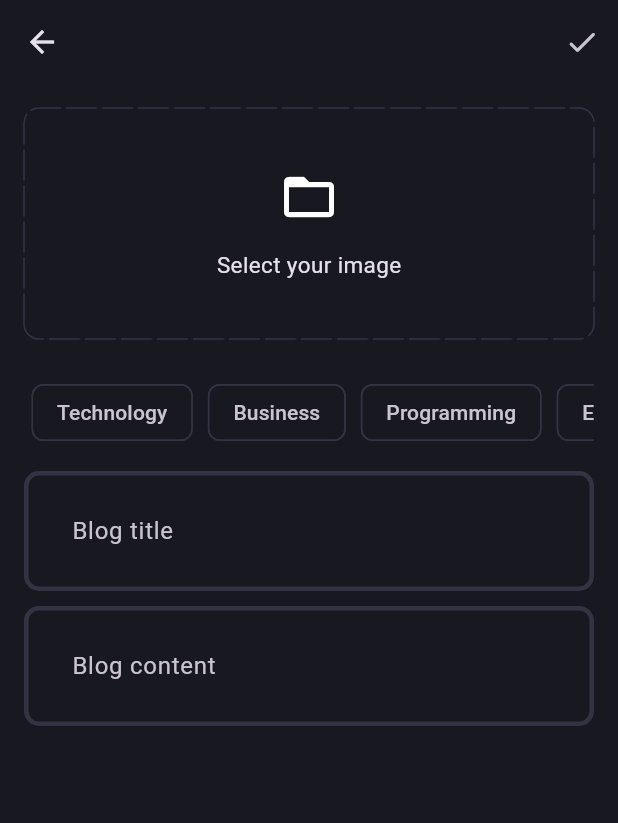
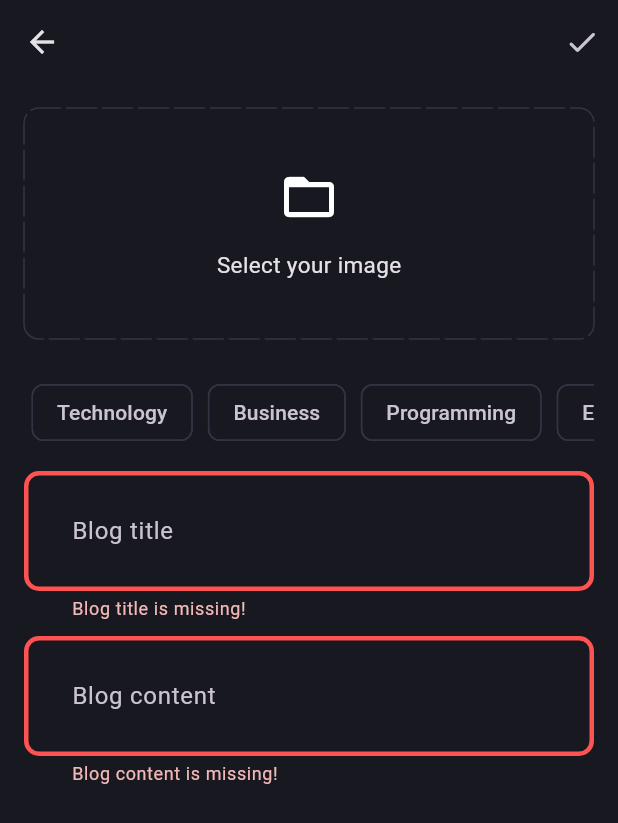
Before and after one commit to OukSreySor/BlogApp, a Flutter app: the AddNewBlogPage screen opened directly, after a tap on the "done" icon, on a phone screen of 412 x 824 dp. Shown: the top 823 px of the screen. Run offline on Flutter 3.47's test engine with Material 3 defaults, Android fonts, the phone set to English and light mode, and no system bars; drawn by our look-alikes of dotted_border; our stand-ins replace flutter_bloc, fpdart, get_it, image_picker, supabase_flutter; accounts and stored records are empty.

Commit message:
Add new blog feature

```diff
--- a/lib/core/theme/theme.dart
+++ b/lib/core/theme/theme.dart
@@ -22,8 +22,10 @@ class AppTheme{
     ),
     inputDecorationTheme: InputDecorationTheme(
       contentPadding: const EdgeInsets.all(28),
+      border: _border(),
       enabledBorder: _border(),
       focusedBorder: _border(AppPallete.gradient2),
+      errorBorder: _border(AppPallete.errorColor),
     )
   );
 
--- /dev/null
+++ b/lib/features/blog/data/datasources/blog_remote_data_source.dart
@@ -0,0 +1,43 @@
+import 'dart:io';
+
+import 'package:blog_app/core/error/exceptions.dart';
+import 'package:blog_app/features/blog/data/models/blog_model.dart';
+import 'package:supabase_flutter/supabase_flutter.dart';
+
+abstract interface class BlogRemoteDataSource {
+  Future<BlogModel> uploadBlog(BlogModel blog);
+  Future<String> uploadBlogImage({
+    required File image,
+    required BlogModel blog,
+  });
+}
+class BlogRemoteDataSourceImpl implements BlogRemoteDataSource {
+  final SupabaseClient supabaseClient;
+  BlogRemoteDataSourceImpl(this.supabaseClient);
+
+  @override
+  Future<BlogModel> uploadBlog(BlogModel blog) async {
+    try {
+      final blogData = await supabaseClient.from('blogs').insert(blog.toJson()).select();
+
+      return BlogModel.fromJson(blogData.first);
+    } catch (e) {
+      throw ServerException(e.toString());
+    }
+  }
+
+  @override
+  Future<String> uploadBlogImage({
+    required File image,
+    required BlogModel blog
+    }) async {
+      try {
+        await supabaseClient.storage.from('blog_images').upload(blog.id, image);
+
+        return supabaseClient.storage.from('blog_images').getPublicUrl(blog.id);
+      } catch (e) {
+        throw ServerException(e.toString());
+      }
+  }
+
+}
--- /dev/null
+++ b/lib/features/blog/domain/entities/blog.dart
@@ -0,0 +1,23 @@
+
+class Blog {
+  final String id;
+  final String posterId;
+  final String title;
+  final String content;
+  final String imageUrl;
+  final List<String> topics;
+  final DateTime updatedAt;
+
+  Blog({
+    required this.id,
+    required this.posterId,
+    required this.title,
+    required this.content,
+    required this.imageUrl,
+    required this.topics,
+    required this.updatedAt,
+  });
+
+
+
+}
--- /dev/null
+++ b/lib/features/blog/domain/repositories/blog_repository.dart
@@ -0,0 +1,15 @@
+import 'dart:io';
+
+import 'package:blog_app/core/error/failures.dart';
+import 'package:blog_app/features/blog/domain/entities/blog.dart';
+import 'package:fpdart/fpdart.dart';
+
+abstract interface class BlogRepository {
+  Future<Either<Failure, Blog>> uploadBlog({
+    required File image,
+    required String title,
+    required String content,
+    required String posterId,
+    required List<String> topics,
+  });
+}
--- /dev/null
+++ b/lib/features/blog/domain/usecases/upload_blog.dart
@@ -0,0 +1,38 @@
+import 'dart:io';
+
+import 'package:blog_app/core/error/failures.dart';
+import 'package:blog_app/core/usecase/usecase.dart';
+import 'package:blog_app/features/blog/domain/entities/blog.dart';
+import 'package:blog_app/features/blog/domain/repositories/blog_repository.dart';
+import 'package:fpdart/src/either.dart';
+
+class UploadBlog implements UseCase<Blog, UploadBlogParams> {
+  final BlogRepository blogRepository;
+  UploadBlog(this.blogRepository);
+  @override
+  Future<Either<Failure, Blog>> call(UploadBlogParams params) async {
+    return await blogRepository.uploadBlog(
+      image: params.image,
+      title: params.title,
+      content: params.content,
+      posterId: params.posterId,
+      topics: params.topics,
+    );
+  }
+}
+
+class UploadBlogParams {
+  final String posterId;
+  final String title;
+  final String content;
+  final File image;
+  final List<String> topics;
+
+  UploadBlogParams({
+    required this.posterId,
+    required this.title,
+    required this.content,
+    required this.image,
+    required this.topics,
+  });
+}
--- /dev/null
+++ b/lib/features/blog/presentation/bloc/blog_bloc.dart
@@ -0,0 +1,33 @@
+import 'dart:io';
+
+import 'package:blog_app/features/blog/domain/usecases/upload_blog.dart';
+import 'package:flutter/foundation.dart';
+import 'package:flutter_bloc/flutter_bloc.dart';
+part 'blog_event.dart';
+part 'blog_state.dart';
+
+class BlogBloc extends Bloc<BlogEvent, BlogState> {
+  final UploadBlog uploadBlog;
+  BlogBloc(this.uploadBlog) : super(BlogInitial()) {
+    on<BlogEvent>((event, emit) => emit(BlogLoading()));
+    on<BlogUpload>(_onBlogUpload);
+  }
+  void _onBlogUpload(
+    BlogUpload event,
+    Emitter<BlogState> emit,
+  ) async {
+    final res = await uploadBlog(UploadBlogParams(
+      posterId: event.posterId,
+      title: event.title,
+      content: event.content,
+      image: event.image,
+      topics: event.topics,
+    ));
+    res.fold(
+      (l) => emit(BlogFailure(l.message)),
+      (r) => emit(
+        BlogSuccess(),
+      ),
+    );
+  }
+}
--- /dev/null
+++ b/lib/features/blog/presentation/bloc/blog_event.dart
@@ -0,0 +1,20 @@
+part of 'blog_bloc.dart';
+
+@immutable
+sealed class BlogEvent {}
+
+final class BlogUpload extends BlogEvent {
+  final String posterId;
+  final String title;
+  final String content;
+  final File image;
+  final List<String> topics;
+
+  BlogUpload({
+    required this.posterId,
+    required this.title,
+    required this.content,
+    required this.image,
+    required this.topics,
+  });
+}
--- /dev/null
+++ b/lib/features/blog/presentation/bloc/blog_state.dart
@@ -0,0 +1,15 @@
+part of 'blog_bloc.dart';
+
+@immutable
+sealed class BlogState {}
+
+final class BlogInitial extends BlogState {}
+
+final class BlogLoading extends BlogState{}
+
+final class BlogFailure extends BlogState{
+  final String error;
+  BlogFailure(this.error);
+}
+
+final class BlogSuccess extends BlogState{}
--- a/lib/features/blog/presentation/pages/add_new_blog_page.dart
+++ b/lib/features/blog/presentation/pages/add_new_blog_page.dart
@@ -1,10 +1,16 @@
 import 'dart:io';
 
+import 'package:blog_app/core/common/cubits/app_user/app_user_cubit.dart';
+import 'package:blog_app/core/common/widgets/loader.dart';
 import 'package:blog_app/core/theme/app_pallete.dart';
 import 'package:blog_app/core/utils/pick_image.dart';
+import 'package:blog_app/core/utils/show_snackbar.dart';
+import 'package:blog_app/features/blog/presentation/bloc/blog_bloc.dart';
+import 'package:blog_app/features/blog/presentation/pages/blog_page.dart';
 import 'package:blog_app/features/blog/presentation/widgets/blog_editor.dart';
 import 'package:dotted_border/dotted_border.dart';
 import 'package:flutter/material.dart';
+import 'package:flutter_bloc/flutter_bloc.dart';
 
 class AddNewBlogPage extends StatefulWidget {
   const AddNewBlogPage({super.key});
@@ -19,6 +25,7 @@ class AddNewBlogPage extends StatefulWidget {
 class _AddNewBlogPageState extends State<AddNewBlogPage> {
   final titleController = TextEditingController();
   final contentController = TextEditingController();
+  final formKey = GlobalKey<FormState>();
   List<String> selectedTopics = [];
   File? image;
 
@@ -30,36 +37,68 @@ class _AddNewBlogPageState extends State<AddNewBlogPage> {
       });
     }
   }
+
+  void uploadBlog() {
+    if (formKey.currentState!.validate() &&
+        selectedTopics.isNotEmpty &&
+        image != null) {
+      final posterId =
+          (context.read<AppUserCubit>().state as AppUserLoggedIn).user.id;
+      context.read<BlogBloc>().add(
+            BlogUpload(
+                posterId: posterId,
+                title: titleController.text.trim(),
+                content: contentController.text.trim(),
+                image: image!,
+                topics: selectedTopics),
+          );
+    }
+  }
+
   @override
   Widget build(BuildContext context) {
     return Scaffold(
         appBar: AppBar(
           actions: [
             IconButton(
-              onPressed: () {},
+              onPressed: () {
+                uploadBlog();
+              },
               icon: const Icon(Icons.done_rounded),
             )
           ],
         ),
-        body: SingleChildScrollView(
+        body: BlocConsumer<BlogBloc, BlogState>(
+          listener: (context, state) {
+            if (state is BlogFailure) {
+              showSnackBar(context, state.error);
+            } else if (state is BlogSuccess) {
+              Navigator.pushAndRemoveUntil(
+                  context, BlogPage.route(), (route) => false);
+            }
+          },
+          builder: (context, state) {
+            if (state is BlogLoading) {
+              return const Loader();
+            }
+            return SingleChildScrollView(
               child: Padding(
                 padding: const EdgeInsets.all(16),
-            child: Column(
-              children: [
-                image != null ?
-                GestureDetector(
+                child: Form(
+                  key: formKey,
+                  child: Column(children: [
+                    image != null
+                        ? GestureDetector(
                             onTap: selectImage,
                             child: SizedBox(
                               child: ClipRRect(
                                   borderRadius: BorderRadius.circular(10),
-                      child: Image.file(image!, fit: BoxFit.cover)
-                    ),
+                                  child: Image.file(image!, fit: BoxFit.cover)),
                               width: double.infinity,
                               height: 150,
                             ),
                           )
-                :
-                GestureDetector(
+                        : GestureDetector(
                             onTap: () {
                               selectImage();
                             },
@@ -90,8 +129,7 @@ class _AddNewBlogPageState extends State<AddNewBlogPage> {
                                       )
                                     ],
                                   ),
-                    )
-                  ),
+                                )),
                           ),
                     const SizedBox(height: 20),
                     SingleChildScrollView(
@@ -102,7 +140,8 @@ class _AddNewBlogPageState extends State<AddNewBlogPage> {
                           'Business',
                           'Programming',
                           'Entertainment',
-                    ].map(
+                        ]
+                            .map(
                               (e) => Padding(
                                 padding: const EdgeInsets.all(5.0),
                                 child: GestureDetector(
@@ -113,9 +152,7 @@ class _AddNewBlogPageState extends State<AddNewBlogPage> {
                                       selectedTopics.add(e);
                                     }
 
-                            setState(() {
-
-                            });
+                                    setState(() {});
                                   },
                                   child: Chip(
                                     label: Text(e),
@@ -124,7 +161,6 @@ class _AddNewBlogPageState extends State<AddNewBlogPage> {
                                             AppPallete.gradient1,
                                           )
                                         : null,
-
                                     side: selectedTopics.contains(e)
                                         ? null
                                         : const BorderSide(
@@ -133,22 +169,26 @@ class _AddNewBlogPageState extends State<AddNewBlogPage> {
                                   ),
                                 ),
                               ),
-                    ).toList(),
+                            )
+                            .toList(),
                       ),
                     ),
-                const SizedBox(height: 10,),
+                    const SizedBox(
+                      height: 10,
+                    ),
                     BlogEditor(
-                  controller: titleController,
-                  hintText: 'Blog title'
+                        controller: titleController, hintText: 'Blog title'),
+                    const SizedBox(
+                      height: 10,
                     ),
-                const SizedBox(height: 10,),
                     BlogEditor(
                         controller: contentController,
-                  hintText: 'Blog content'
-                ),
-              ]
+                        hintText: 'Blog content'),
+                  ]),
                 ),
               ),
+            );
+          },
         ));
   }
 }
--- a/lib/features/blog/presentation/widgets/blog_editor.dart
+++ b/lib/features/blog/presentation/widgets/blog_editor.dart
@@ -14,6 +14,12 @@ class BlogEditor extends StatelessWidget {
         hintText: hintText,
       ),
       maxLines: null,
+      validator: (value) {
+        if(value!.isEmpty) {
+          return '$hintText is missing!';
+        }
+        return null;
+      },
     );
   }
 }
--- a/lib/main.dart
+++ b/lib/main.dart
@@ -2,6 +2,7 @@ import 'package:blog_app/core/common/cubits/app_user/app_user_cubit.dart';
 import 'package:blog_app/core/theme/theme.dart';
 import 'package:blog_app/features/auth/presentaion/bloc/auth_bloc.dart';
 import 'package:blog_app/features/auth/presentaion/pages/login_page.dart';
+import 'package:blog_app/features/blog/presentation/bloc/blog_bloc.dart';
 import 'package:blog_app/features/blog/presentation/pages/blog_page.dart';
 import 'package:blog_app/init_dependencies.dart';
 import 'package:flutter/material.dart';
@@ -17,6 +18,9 @@ void main() async {
       ),
       BlocProvider(
         create: (_) => serviceLocator<AuthBloc>(),
+      ),
+      BlocProvider(
+        create: (_) => serviceLocator<BlogBloc>(),
       ),
     ], child: const MyApp()),
   );
--- a/pubspec.yaml
+++ b/pubspec.yaml
@@ -40,6 +40,7 @@ dependencies:
   get_it: ^8.0.3
   dotted_border: ^2.1.0
   image_picker: ^1.1.2
+  uuid: ^4.5.1
 
 dev_dependencies:
   flutter_test:
```
Also changed, not shown: lib/features/blog/data/models/blog_model.dart (added, +59 -0 lines), lib/features/blog/data/repositories/blog_repository_impl.dart (added, +46 -0 lines), lib/features/blog/presentation/pages/blog_page.dart (+4 -4 lines), lib/init_dependencies.dart (+38 -9 lines), pubspec.lock. Lines whose indentation alone changed are shown as unchanged.
